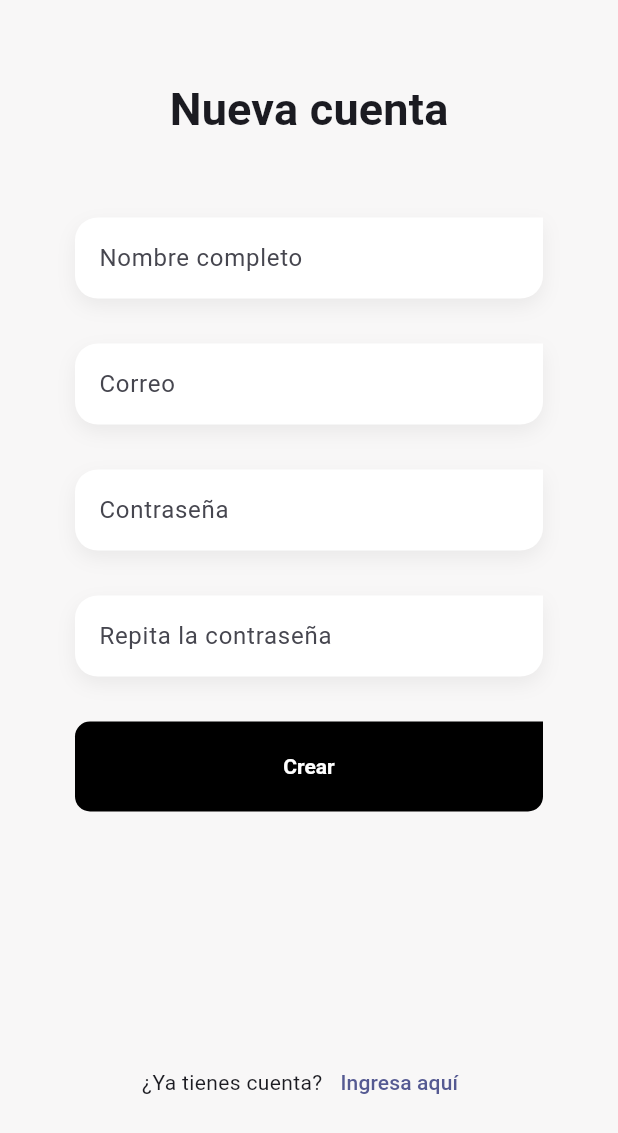
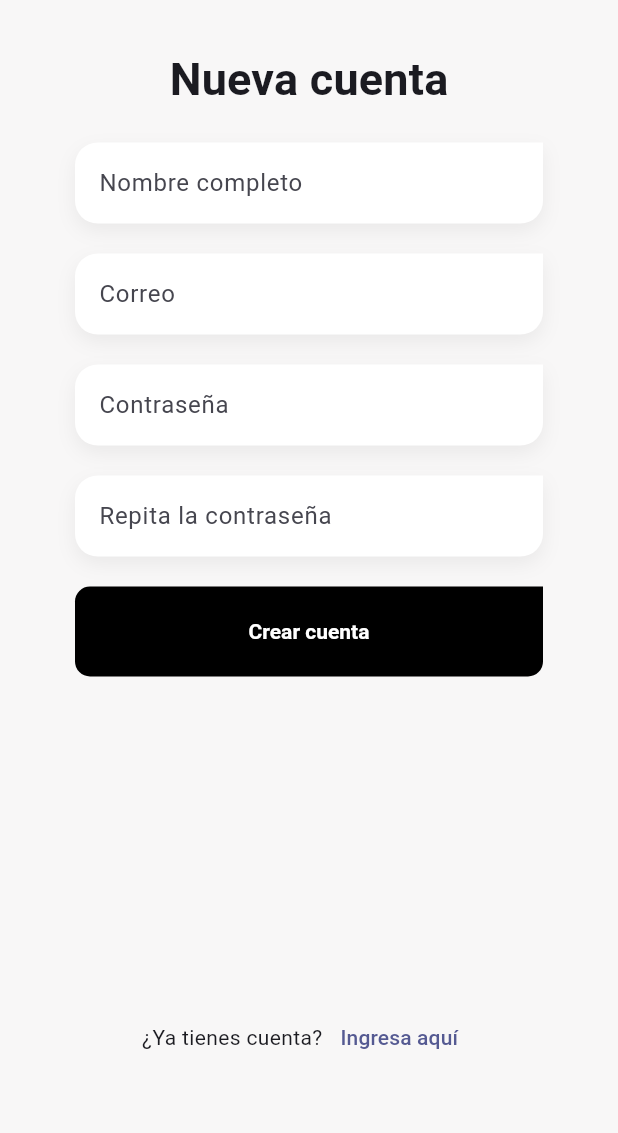
Before and after one commit to eliasDniel/FLUTTER_TESLO_APP, a Flutter app: the _RegisterForm widget shown alone on an empty page, opened directly, on a phone screen of 412 x 824 dp. Shown: the top 1133 px of the screen. Run offline on Flutter 3.47's test engine with Material 3 defaults, Android fonts, the phone set to English and light mode, and no system bars; our stand-ins replace dio, flutter_dotenv, flutter_riverpod, formz, go_router, google_fonts.

Commit message:
auth and register list-check

```diff
--- a/analysis_options.yaml
+++ b/analysis_options.yaml
@@ -1 +1,4 @@
 include: package:flutter_lints/flutter.yaml
+analyzer:
+  errors:
+    deprecated_member_use: ignore
--- /dev/null
+++ b/lib/features/auth/infrastructure/models/models.dart
@@ -0,0 +1,5 @@
+
+
+
+export 'package:flutter_teslo_app/features/auth/infrastructure/infrastructure.dart';
+export 'package:flutter_teslo_app/features/auth/infrastructure/models/register_response.dart';
--- a/lib/features/auth/presentation/screens/login_screen.dart
+++ b/lib/features/auth/presentation/screens/login_screen.dart
@@ -1,9 +1,9 @@
 import 'package:flutter/material.dart';
 import 'package:flutter_riverpod/flutter_riverpod.dart';
-import 'package:flutter_teslo_app/features/auth/presentation/providers/auth_state_provider.dart';
 import 'package:go_router/go_router.dart';
 
 import '../../../shared/shared.dart';
+import '../providers/auth_state_provider.dart';
 import '../providers/login_form_provider.dart';
 
 class LoginScreen extends StatelessWidget {
@@ -87,7 +87,7 @@ class _LoginForm extends ConsumerWidget {
             label: 'Correo',
             keyboardType: TextInputType.emailAddress,
             onChanged: ref.read(loginFormProvider.notifier).onEmailChanged,
-            errorMessage: loginFormState.isPosting
+            errorMessage: loginFormState.isFormPosted
                 ? loginFormState.email.errorMessage
                 : null,
           ),
@@ -97,7 +97,7 @@ class _LoginForm extends ConsumerWidget {
             label: 'Contraseña',
             obscureText: true,
             onChanged: ref.read(loginFormProvider.notifier).onPasswordChanged,
-            errorMessage: loginFormState.isPosting
+            errorMessage: loginFormState.isFormPosted
                 ? loginFormState.password.errorMessage
                 : null,
           ),
--- a/lib/features/auth/presentation/screens/register_screen.dart
+++ b/lib/features/auth/presentation/screens/register_screen.dart
@@ -1,16 +1,15 @@
 import 'package:flutter/material.dart';
+import 'package:flutter_riverpod/flutter_riverpod.dart';
 import 'package:go_router/go_router.dart';
-
 import '../../../shared/shared.dart';
-
-
+import '../providers/auth_state_provider.dart';
+import '../providers/register_form_provider.dart';
 
 class RegisterScreen extends StatelessWidget {
   const RegisterScreen({super.key});
 
   @override
   Widget build(BuildContext context) {
-
     final size = MediaQuery.of(context).size;
     final scaffoldBackgroundColor = Theme.of(context).scaffoldBackgroundColor;
     final textStyles = Theme.of(context).textTheme;
@@ -24,118 +23,166 @@ class RegisterScreen extends StatelessWidget {
             child: Column(
               crossAxisAlignment: CrossAxisAlignment.center,
               children: [
-                const SizedBox( height: 80 ),
+                const SizedBox(height: 80),
                 // Icon Banner
                 Row(
                   crossAxisAlignment: CrossAxisAlignment.center,
                   children: [
                     IconButton(
-                      onPressed: (){
-                        if ( !context.canPop() ) return;
+                      onPressed: () {
+                        if (!context.canPop()) return;
                         context.pop();
                       },
-                      icon: const Icon( Icons.arrow_back_rounded, size: 40, color: Colors.white )
+                      icon: const Icon(
+                        Icons.arrow_back_rounded,
+                        size: 40,
+                        color: Colors.white,
+                      ),
                     ),
                     const Spacer(flex: 1),
-                    Text('Crear cuenta', style: textStyles.titleLarge?.copyWith(color: Colors.white )),
+                    Text(
+                      'Crear cuenta',
+                      style: textStyles.titleLarge?.copyWith(
+                        color: Colors.white,
+                      ),
+                    ),
                     const Spacer(flex: 2),
                   ],
                 ),
 
-                const SizedBox( height: 50 ),
+                const SizedBox(height: 30),
 
                 Container(
-                  height: size.height - 260, // 80 los dos sizebox y 100 el ícono
+                  height:
+                      size.height -235, // 80 los dos sizebox y 100 el ícono
                   width: double.infinity,
                   decoration: BoxDecoration(
                     color: scaffoldBackgroundColor,
-                    borderRadius: const BorderRadius.only(topLeft: Radius.circular(100)),
+                    borderRadius: const BorderRadius.only(
+                      topLeft: Radius.circular(100),
+                    ),
                   ),
                   child: const _RegisterForm(),
-                )
+                ),
               ],
             ),
-          )
-        )
+          ),
+        ),
       ),
     );
   }
 }
 
-class _RegisterForm extends StatelessWidget {
+class _RegisterForm extends ConsumerWidget {
   const _RegisterForm();
 
+  void showSnackbar(BuildContext context, String message) {
+    ScaffoldMessenger.of(context).hideCurrentSnackBar();
+    ScaffoldMessenger.of(
+      context,
+    ).showSnackBar(SnackBar(content: Text(message)));
+  }
+
   @override
-  Widget build(BuildContext context) {
+  Widget build(BuildContext context, WidgetRef ref) {
+    final registerFormState = ref.watch(registerFormProvider);
 
     final textStyles = Theme.of(context).textTheme;
+    ref.listen(authProvider, (previous, next) {
+      if (next.errorMessage.isEmpty) return;
+      showSnackbar(context, next.errorMessage);
+    });
 
     return Padding(
       padding: const EdgeInsets.symmetric(horizontal: 50),
       child: Column(
         children: [
-          const SizedBox( height: 50 ),
-          Text('Nueva cuenta', style: textStyles.titleMedium ),
-          const SizedBox( height: 50 ),
+          const SizedBox(height: 30),
+          Text('Nueva cuenta', style: textStyles.titleMedium),
+          const SizedBox(height: 20),
 
-          const CustomTextFormField(
+          CustomTextFormField(
             label: 'Nombre completo',
             keyboardType: TextInputType.emailAddress,
+            onChanged: ref.read(registerFormProvider.notifier).onFullNameChanged,
+            errorMessage: registerFormState.isFormPosted
+                ? registerFormState.fullName.errorMessage
+                : null,
           ),
-          const SizedBox( height: 30 ),
+          const SizedBox(height: 20),
 
-          const CustomTextFormField(
+          CustomTextFormField(
             label: 'Correo',
             keyboardType: TextInputType.emailAddress,
+            onChanged: ref.read(registerFormProvider.notifier).onEmailChanged,
+            errorMessage: registerFormState.isFormPosted
+                ? registerFormState.email.errorMessage
+                : null,
           ),
-          const SizedBox( height: 30 ),
+          const SizedBox(height: 20),
 
-          const CustomTextFormField(
+          CustomTextFormField(
             label: 'Contraseña',
             obscureText: true,
+            onChanged: ref.read(registerFormProvider.notifier).onPasswordChanged,
+            errorMessage: registerFormState.isFormPosted
+                ? registerFormState.password.errorMessage
+                : null,
+          ),
+          const SizedBox(height: 20),
+
+          CustomTextFormField(
+            label: 'Repita la contraseña',
+            obscureText: true,
+            onChanged: ref.read(registerFormProvider.notifier).onConfirmPasswordChanged,
+            errorMessage: registerFormState.isFormPosted
+                ? registerFormState.confirmPassword.errorMessage
+                : null,
           ),
 
-          const SizedBox( height: 30 ),
-
-          const CustomTextFormField(
-            label: 'Repita la contraseña',
-            obscureText: true,
-          ),
-
-          const SizedBox( height: 30 ),
+          const SizedBox(height: 20),
 
           SizedBox(
             width: double.infinity,
             height: 60,
             child: CustomFilledButton(
-              text: 'Crear',
+              text: 'Crear cuenta',
               buttonColor: Colors.black,
-              onPressed: (){
+              onPressed: () async{
 
+                 if (registerFormState.password.value != registerFormState.confirmPassword.value) {
+                  showSnackbar(context, 'Las contraseñas no coinciden');
+                  return;
+                }
+                 await ref.read(registerFormProvider.notifier).onSubmit();
+                // if (context.canPop()) {
+                //   context.pop();
+                // } else {
+                //   context.go('/login');
+                // }
               },
-            )
+            ),
           ),
 
-          const Spacer( flex: 2 ),
+          const Spacer(flex: 2),
 
           Row(
             mainAxisAlignment: MainAxisAlignment.center,
             children: [
               const Text('¿Ya tienes cuenta?'),
               TextButton(
-                onPressed: (){
-                  if ( context.canPop()){
+                onPressed: () {
+                  if (context.canPop()) {
                     return context.pop();
                   }
                   context.go('/login');
-
                 },
-                child: const Text('Ingresa aquí')
-              )
+                child: const Text('Ingresa aquí'),
+              ),
             ],
           ),
 
-          const Spacer( flex: 1),
+          const Spacer(flex: 1),
         ],
       ),
     );
--- a/lib/features/shared/infrastructure/inputs/inputs.dart
+++ b/lib/features/shared/infrastructure/inputs/inputs.dart
@@ -3,3 +3,4 @@
 
 export 'email.dart';
 export 'password.dart';
+export 'fullname.dart';
--- a/lib/features/shared/infrastructure/inputs/password.dart
+++ b/lib/features/shared/infrastructure/inputs/password.dart
@@ -5,7 +5,6 @@ enum PasswordError { empty, length, format }
 
 // Extend FormzInput and provide the input type and error type.
 class Password extends FormzInput<String, PasswordError> {
-
 
   static final RegExp passwordRegExp = RegExp(
     r'(?:(?=.*\d)|(?=.*\W+))(?![.\n])(?=.*[A-Z])(?=.*[a-z]).*$',
--- a/lib/main.dart
+++ b/lib/main.dart
@@ -14,7 +14,6 @@ class MainApp extends StatelessWidget {
 
   @override
   Widget build(BuildContext context) {
-    print(Enviroment.apiUrl);
     return MaterialApp.router(
       routerConfig: appRouter,
       theme: AppTheme().getTheme(),
```
Also changed, not shown: lib/features/auth/infrastructure/datasources/auth_datasources_impl.dart (+29 -7 lines), lib/features/auth/infrastructure/mappers/user_mapper.dart (+9 -1 lines), lib/features/auth/infrastructure/models/register_response.dart (added, +35 -0 lines), lib/features/auth/presentation/providers/auth_state_provider.dart (+13 -2 lines), lib/features/auth/presentation/providers/register_form_provider.dart (added, +144 -0 lines), lib/features/shared/infrastructure/inputs/fullname.dart (added, +46 -0 lines), lib/features/auth/infrastructure/errors/auth_errors.dart (line endings or trailing spaces), pubspec.lock.
